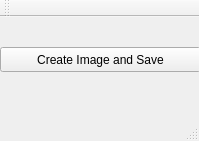
Qt form rayTracerCIS461/mainwindow.ui (tatran5/Rendering-Ray-tracing-Soft-shadows-Ambient-occlusion-Sampling-Different-materials) before a commit.
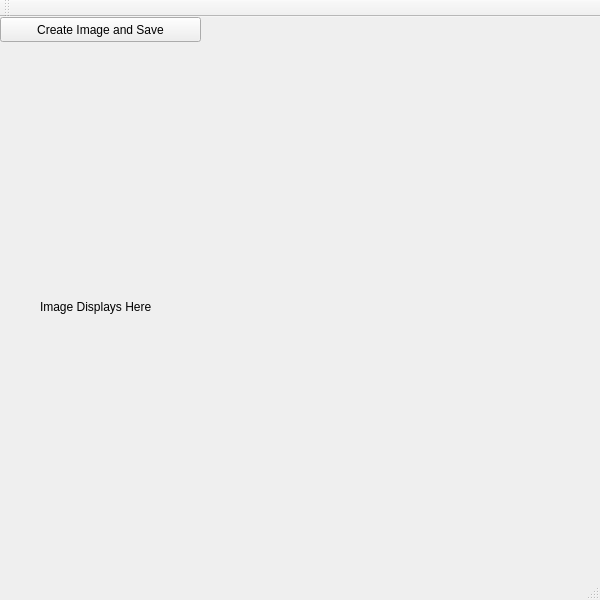
The same form after that commit.

Commit message: displaying image works

Diff of the .ui file:
```diff
--- a/rayTracerCIS461/mainwindow.ui
+++ b/rayTracerCIS461/mainwindow.ui
@@ -6,8 +6,8 @@
    <rect>
     <x>0</x>
     <y>0</y>
-    <width>199</width>
-    <height>141</height>
+    <width>600</width>
+    <height>600</height>
    </rect>
   </property>
   <property name="windowTitle">
@@ -18,7 +18,7 @@
     <property name="geometry">
      <rect>
       <x>0</x>
-      <y>30</y>
+      <y>0</y>
       <width>201</width>
       <height>25</height>
      </rect>
@@ -27,6 +27,19 @@
      <string>Create Image and Save</string>
     </property>
    </widget>
+   <widget class="QLabel" name="label">
+    <property name="geometry">
+     <rect>
+      <x>40</x>
+      <y>40</y>
+      <width>500</width>
+      <height>500</height>
+     </rect>
+    </property>
+    <property name="text">
+     <string>Image Displays Here</string>
+    </property>
+   </widget>
   </widget>
   <widget class="QMenuBar" name="menuBar">
    <property name="geometry">
```
Left out of the diff: 2 changed lines with no effect on the pictures. The commit also changes 1 other file.
